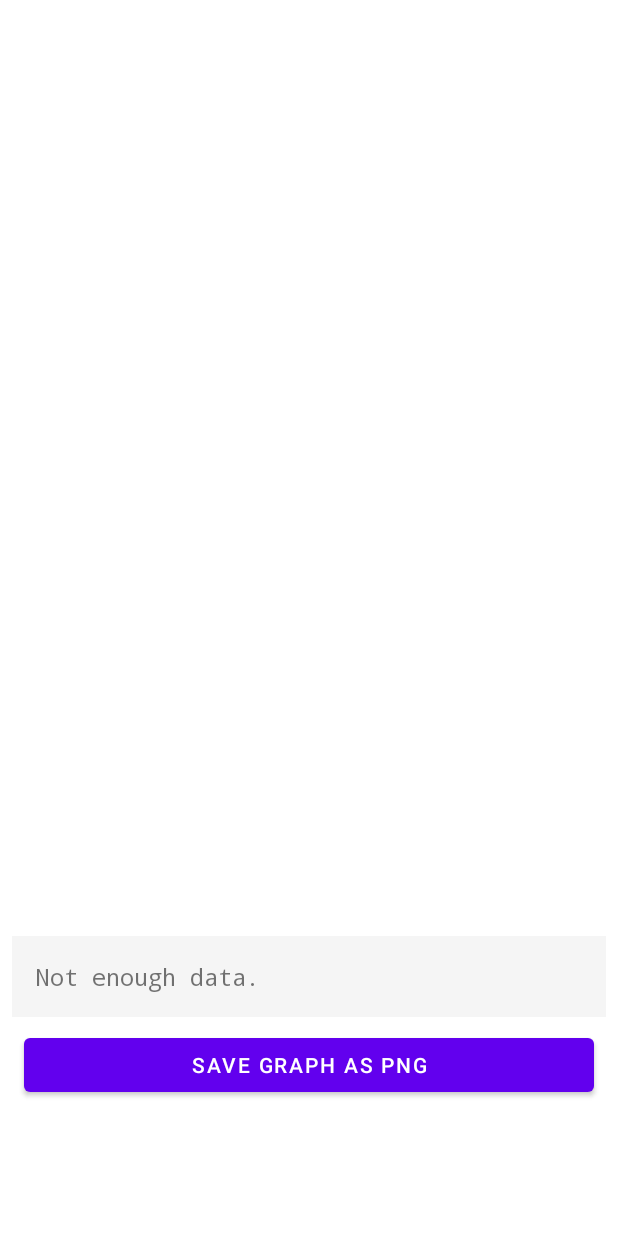
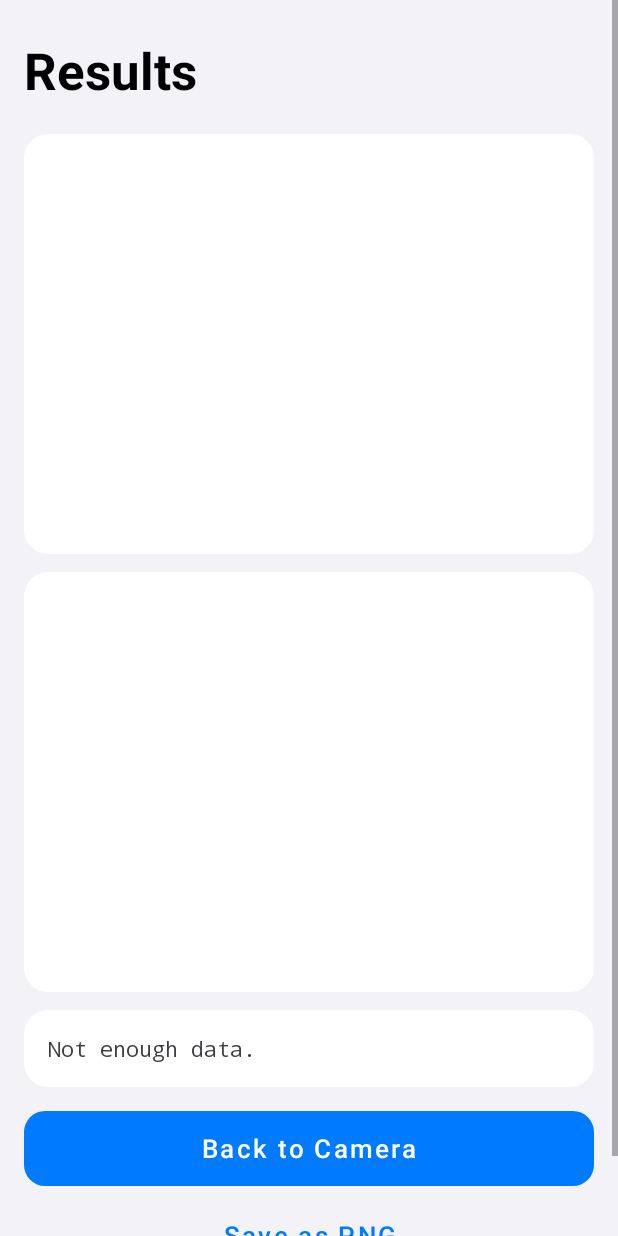
Before and after one commit to Neuro-Kim/nystagmography, an Android app: the ResultActivity screen opened directly, with no data from a screen before it, on a phone screen of 412 x 824 dp. Run offline under Robolectric (Android 15) with nearby library versions, the phone set to English and light mode, and no system bars.

Commit message:
Redesign UI with Cupertino-style theme
- Dark translucent bottom sheet with rounded corners on camera screen
- iOS system blue (#007AFF) pill buttons, red stop button
- Custom flip camera vector icon with circular background
- Result screen: light gray (#F2F2F7) bg, white rounded cards, large title
- GraphView: iOS system colors, clean grid, rounded line caps
- FaceOverlayView: iOS system green/yellow/red colors
- Fix Material button tint override for consistent button colors

Co-Authored-By: Claude Opus 4.6 <noreply@anthropic.com>

```diff
--- a/android/app/src/main/AndroidManifest.xml
+++ b/android/app/src/main/AndroidManifest.xml
@@ -21,6 +21,7 @@
 
         <activity
             android:name=".ResultActivity"
-            android:screenOrientation="portrait" />
+            android:screenOrientation="portrait"
+            android:theme="@style/Theme.Nystagmography.Result" />
     </application>
 </manifest>
--- a/android/app/src/main/java/com/nystagmography/FaceOverlayView.kt
+++ b/android/app/src/main/java/com/nystagmography/FaceOverlayView.kt
@@ -16,18 +16,18 @@ class FaceOverlayView @JvmOverloads constructor(
     var isMirrored = true
 
     private val irisPaint = Paint().apply {
-        color = Color.GREEN
+        color = Color.parseColor("#30D158")  // iOS green
         style = Paint.Style.FILL
     }
 
     private val eyeContourPaint = Paint().apply {
-        color = Color.YELLOW
+        color = Color.parseColor("#FFD60A")  // iOS yellow
         style = Paint.Style.STROKE
         strokeWidth = 2f
     }
 
     private val nosePaint = Paint().apply {
-        color = Color.RED
+        color = Color.parseColor("#FF453A")  // iOS red
         style = Paint.Style.FILL
     }
 
--- a/android/app/src/main/java/com/nystagmography/GraphView.kt
+++ b/android/app/src/main/java/com/nystagmography/GraphView.kt
@@ -18,36 +18,43 @@ class GraphView @JvmOverloads constructor(
 
     private var timestamps = floatArrayOf()
 
+    // iOS-style colors
     private val axisPaint = Paint().apply {
-        color = Color.DKGRAY
-        strokeWidth = 2f
+        color = Color.parseColor("#C7C7CC")
+        strokeWidth = 1f
         style = Paint.Style.STROKE
         isAntiAlias = true
     }
 
     private val textPaint = Paint().apply {
-        color = Color.DKGRAY
-        textSize = 28f
+        color = Color.parseColor("#8E8E93")
+        textSize = 24f
         isAntiAlias = true
     }
 
     private val titlePaint = Paint().apply {
-        color = Color.BLACK
-        textSize = 34f
+        color = Color.parseColor("#1C1C1E")
+        textSize = 32f
         isAntiAlias = true
-        isFakeBoldText = true
+        typeface = Typeface.create(Typeface.DEFAULT, Typeface.BOLD)
     }
 
     private val gridPaint = Paint().apply {
-        color = Color.LTGRAY
+        color = Color.parseColor("#E5E5EA")
         strokeWidth = 1f
         style = Paint.Style.STROKE
-        pathEffect = DashPathEffect(floatArrayOf(8f, 4f), 0f)
     }
 
     private val linePaint = Paint().apply {
-        strokeWidth = 3f
+        strokeWidth = 2.5f
         style = Paint.Style.STROKE
+        isAntiAlias = true
+        strokeCap = Paint.Cap.ROUND
+        strokeJoin = Paint.Join.ROUND
+    }
+
+    private val legendDotPaint = Paint().apply {
+        style = Paint.Style.FILL
         isAntiAlias = true
     }
 
@@ -74,10 +81,10 @@ class GraphView @JvmOverloads constructor(
         super.onDraw(canvas)
         if (timestamps.isEmpty() || series.isEmpty()) return
 
-        val padding = 100f
-        val rightPad = 40f
-        val topPad = 70f
-        val bottomPad = 80f
+        val padding = 90f
+        val rightPad = 24f
+        val topPad = 64f
+        val bottomPad = 72f
         val graphLeft = padding
         val graphTop = topPad
         val graphRight = width - rightPad
@@ -86,7 +93,18 @@ class GraphView @JvmOverloads constructor(
         val graphH = graphBottom - graphTop
 
         // Title
-        canvas.drawText(title, graphLeft, topPad - 20f, titlePaint)
+        canvas.drawText(title, graphLeft, topPad - 24f, titlePaint)
+
+        // Legend (next to title)
+        var legendX = graphLeft + titlePaint.measureText(title) + 16f
+        val legendY = topPad - 24f
+        for (s in series) {
+            legendDotPaint.color = s.color
+            canvas.drawCircle(legendX + 5f, legendY - 5f, 5f, legendDotPaint)
+            val labelPaint = Paint(textPaint).apply { textSize = 22f }
+            canvas.drawText(s.label, legendX + 14f, legendY, labelPaint)
+            legendX += 14f + labelPaint.measureText(s.label) + 16f
+        }
 
         // Find data range
         val tMin = timestamps.min()
@@ -105,45 +123,43 @@ class GraphView @JvmOverloads constructor(
         yMax += yPadding
         val tRange = (tMax - tMin).coerceAtLeast(0.001f)
 
-        // Draw axes
-        canvas.drawLine(graphLeft, graphTop, graphLeft, graphBottom, axisPaint)
-        canvas.drawLine(graphLeft, graphBottom, graphRight, graphBottom, axisPaint)
-
-        // Grid lines and labels (5 horizontal, 5 vertical)
+        // Horizontal grid lines
         for (i in 0..4) {
             val y = graphTop + graphH * i / 4f
             canvas.drawLine(graphLeft, y, graphRight, y, gridPaint)
-            val label = "%.2f".format(if (invertY) yMin + (yMax - yMin) * i / 4f else yMax - (yMax - yMin) * i / 4f)
-            canvas.drawText(label, 5f, y + 10f, textPaint)
+            val label = "%.2f".format(
+                if (invertY) yMin + (yMax - yMin) * i / 4f
+                else yMax - (yMax - yMin) * i / 4f
+            )
+            canvas.drawText(label, 4f, y + 8f, textPaint)
         }
+
+        // Vertical grid lines + time labels
         for (i in 0..4) {
             val x = graphLeft + graphW * i / 4f
             canvas.drawLine(x, graphTop, x, graphBottom, gridPaint)
             val label = "%.1fs".format(tMin + tRange * i / 4f)
-            canvas.drawText(label, x - 20f, graphBottom + 40f, textPaint)
+            canvas.drawText(label, x - 18f, graphBottom + 36f, textPaint)
         }
 
-        // Draw series
+        // Bottom axis line
+        canvas.drawLine(graphLeft, graphBottom, graphRight, graphBottom, axisPaint)
+
+        // Draw series with smooth paths
         for (s in series) {
             linePaint.color = s.color
             val path = Path()
             val n = minOf(timestamps.size, s.data.size)
             for (i in 0 until n) {
                 val x = graphLeft + (timestamps[i] - tMin) / tRange * graphW
-                val y = if (invertY) graphTop + (s.data[i] - yMin) / (yMax - yMin) * graphH else graphBottom - (s.data[i] - yMin) / (yMax - yMin) * graphH
+                val y = if (invertY) {
+                    graphTop + (s.data[i] - yMin) / (yMax - yMin) * graphH
+                } else {
+                    graphBottom - (s.data[i] - yMin) / (yMax - yMin) * graphH
+                }
                 if (i == 0) path.moveTo(x, y) else path.lineTo(x, y)
             }
             canvas.drawPath(path, linePaint)
         }
-
-        // Legend
-        var legendX = graphLeft + 10f
-        val legendY = graphTop + 30f
-        for (s in series) {
-            linePaint.color = s.color
-            canvas.drawLine(legendX, legendY, legendX + 30f, legendY, linePaint)
-            canvas.drawText(s.label, legendX + 35f, legendY + 8f, textPaint)
-            legendX += 35f + textPaint.measureText(s.label) + 20f
-        }
     }
 }
--- a/android/app/src/main/java/com/nystagmography/ResultActivity.kt
+++ b/android/app/src/main/java/com/nystagmography/ResultActivity.kt
@@ -61,6 +61,7 @@ class ResultActivity : AppCompatActivity() {
         tvAnalysis.text = analyzeNystagmus(d)
 
         findViewById<Button>(R.id.btnSavePng).setOnClickListener { saveGraphsAsPng() }
+        findViewById<Button>(R.id.btnBack).setOnClickListener { finish() }
     }
 
     private fun saveGraphsAsPng() {
--- /dev/null
+++ b/android/app/src/main/res/drawable/bg_analysis_card.xml
@@ -0,0 +1,6 @@
+<?xml version="1.0" encoding="utf-8"?>
+<shape xmlns:android="http://schemas.android.com/apk/res/android"
+    android:shape="rectangle">
+    <solid android:color="#F2F2F7" />
+    <corners android:radius="12dp" />
+</shape>
--- /dev/null
+++ b/android/app/src/main/res/drawable/bg_camera_bottom_panel.xml
@@ -0,0 +1,6 @@
+<?xml version="1.0" encoding="utf-8"?>
+<shape xmlns:android="http://schemas.android.com/apk/res/android"
+    android:shape="rectangle">
+    <solid android:color="#CC1C1C1E" />
+    <corners android:topLeftRadius="20dp" android:topRightRadius="20dp" />
+</shape>
--- /dev/null
+++ b/android/app/src/main/res/drawable/bg_card.xml
@@ -0,0 +1,6 @@
+<?xml version="1.0" encoding="utf-8"?>
+<shape xmlns:android="http://schemas.android.com/apk/res/android"
+    android:shape="rectangle">
+    <solid android:color="#FFFFFF" />
+    <corners android:radius="16dp" />
+</shape>
--- /dev/null
+++ b/android/app/src/main/res/drawable/bg_pill_button.xml
@@ -0,0 +1,10 @@
+<?xml version="1.0" encoding="utf-8"?>
+<ripple xmlns:android="http://schemas.android.com/apk/res/android"
+    android:color="#33000000">
+    <item>
+        <shape android:shape="rectangle">
+            <solid android:color="#007AFF" />
+            <corners android:radius="14dp" />
+        </shape>
+    </item>
+</ripple>
--- /dev/null
+++ b/android/app/src/main/res/drawable/bg_pill_button_secondary.xml
@@ -0,0 +1,10 @@
+<?xml version="1.0" encoding="utf-8"?>
+<ripple xmlns:android="http://schemas.android.com/apk/res/android"
+    android:color="#33000000">
+    <item>
+        <shape android:shape="rectangle">
+            <solid android:color="#F2F2F7" />
+            <corners android:radius="14dp" />
+        </shape>
+    </item>
+</ripple>
--- a/android/app/src/main/res/layout/activity_result.xml
+++ b/android/app/src/main/res/layout/activity_result.xml
@@ -2,40 +2,82 @@
 <ScrollView xmlns:android="http://schemas.android.com/apk/res/android"
     android:layout_width="match_parent"
     android:layout_height="match_parent"
-    android:background="#FFFFFF">
+    android:background="#F2F2F7"
+    android:clipToPadding="false">
 
     <LinearLayout
         android:layout_width="match_parent"
         android:layout_height="wrap_content"
         android:orientation="vertical"
-        android:padding="8dp">
+        android:paddingHorizontal="16dp"
+        android:paddingTop="24dp"
+        android:paddingBottom="32dp">
 
+        <!-- Title -->
+        <TextView
+            android:layout_width="match_parent"
+            android:layout_height="wrap_content"
+            android:text="Results"
+            android:textSize="34sp"
+            android:textColor="#000000"
+            android:textStyle="bold"
+            android:layout_marginBottom="20dp" />
+
+        <!-- Horizontal graph card -->
         <com.nystagmography.GraphView
             android:id="@+id/graphHorizontal"
             android:layout_width="match_parent"
-            android:layout_height="300dp"
-            android:layout_marginBottom="8dp" />
+            android:layout_height="280dp"
+            android:layout_marginBottom="12dp"
+            android:background="@drawable/bg_card"
+            android:elevation="0dp"
+            android:padding="4dp" />
 
+        <!-- Vertical graph card -->
         <com.nystagmography.GraphView
             android:id="@+id/graphVertical"
             android:layout_width="match_parent"
-            android:layout_height="300dp"
-            android:layout_marginBottom="8dp" />
+            android:layout_height="280dp"
+            android:layout_marginBottom="12dp"
+            android:background="@drawable/bg_card"
+            android:elevation="0dp"
+            android:padding="4dp" />
 
+        <!-- Analysis card -->
         <TextView
             android:id="@+id/tvAnalysis"
             android:layout_width="match_parent"
             android:layout_height="wrap_content"
-            android:textSize="16sp"
+            android:textSize="14sp"
+            android:textColor="#3C3C43"
+            android:lineSpacingExtra="4dp"
             android:fontFamily="monospace"
             android:padding="16dp"
-            android:background="#F5F5F5" />
+            android:layout_marginBottom="16dp"
+            android:background="@drawable/bg_card" />
+
+        <!-- Buttons -->
+        <Button
+            android:id="@+id/btnBack"
+            android:layout_width="match_parent"
+            android:layout_height="50dp"
+            android:layout_marginBottom="8dp"
+            android:background="@drawable/bg_pill_button"
+            android:text="Back to Camera"
+            android:textColor="#FFFFFF"
+            android:textSize="17sp"
+            android:textAllCaps="false"
+            android:stateListAnimator="@null" />
 
         <Button
             android:id="@+id/btnSavePng"
             android:layout_width="match_parent"
-            android:layout_height="wrap_content"
-            android:layout_margin="8dp"
-            android:text="Save Graph as PNG" />
+            android:layout_height="50dp"
+            android:background="@drawable/bg_pill_button_secondary"
+            android:text="Save as PNG"
+            android:textColor="#007AFF"
+            android:textSize="17sp"
+            android:textAllCaps="false"
+            android:stateListAnimator="@null" />
     </LinearLayout>
 </ScrollView>
--- a/android/app/src/main/res/values/strings.xml
+++ b/android/app/src/main/res/values/strings.xml
@@ -1,5 +1,5 @@
 <?xml version="1.0" encoding="utf-8"?>
 <resources>
     <string name="app_name">Nystagmography</string>
-    <string name="icon_switch_camera">🔄</string>
+    <string name="switch_camera">Switch camera</string>
 </resources>
--- a/android/app/src/main/res/values/themes.xml
+++ b/android/app/src/main/res/values/themes.xml
@@ -1,4 +1,22 @@
 <?xml version="1.0" encoding="utf-8"?>
 <resources>
-    <style name="Theme.Nystagmography" parent="Theme.MaterialComponents.Light.NoActionBar" />
+    <style name="Theme.Nystagmography" parent="Theme.MaterialComponents.Light.NoActionBar">
+        <item name="android:statusBarColor">@android:color/transparent</item>
+        <item name="android:navigationBarColor">@android:color/transparent</item>
+        <item name="android:windowLightStatusBar">false</item>
+        <item name="colorPrimary">#007AFF</item>
+        <item name="colorPrimaryVariant">#0056B3</item>
+    </style>
+
+    <style name="Theme.Nystagmography.Result" parent="Theme.MaterialComponents.Light.NoActionBar">
+        <item name="android:statusBarColor">#F2F2F7</item>
+        <item name="android:navigationBarColor">#F2F2F7</item>
+        <item name="android:windowLightStatusBar">true</item>
+        <item name="android:windowBackground">#F2F2F7</item>
+        <item name="materialButtonStyle">@style/Widget.App.Button.Plain</item>
+    </style>
+
+    <style name="Widget.App.Button.Plain" parent="Widget.MaterialComponents.Button">
+        <item name="backgroundTint">@null</item>
+    </style>
 </resources>
```
Also changed, not shown: android/app/src/main/java/com/nystagmography/CameraActivity.kt (+8 -2 lines), android/app/src/main/res/drawable/bg_pill_button_destructive.xml (added, +10 -0 lines), android/app/src/main/res/drawable/bg_switch_camera.xml (added, +9 -0 lines), android/app/src/main/res/drawable/ic_flip_camera.xml (added, +17 -0 lines), android/app/src/main/res/layout/activity_camera.xml (+40 -22 lines).
